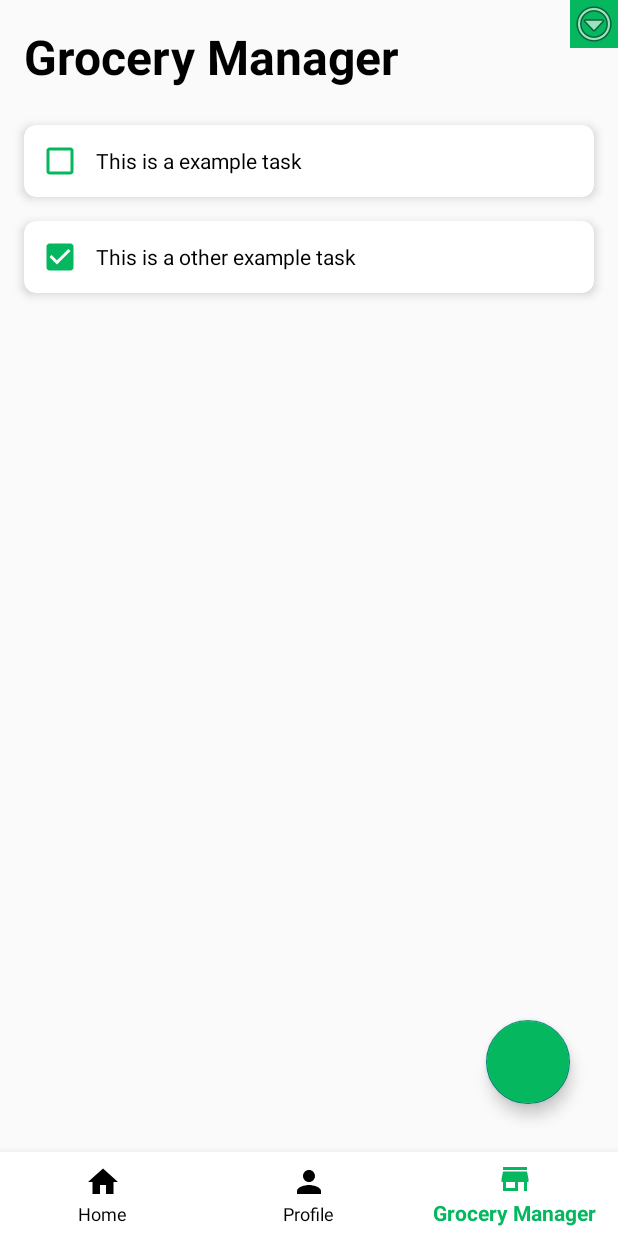
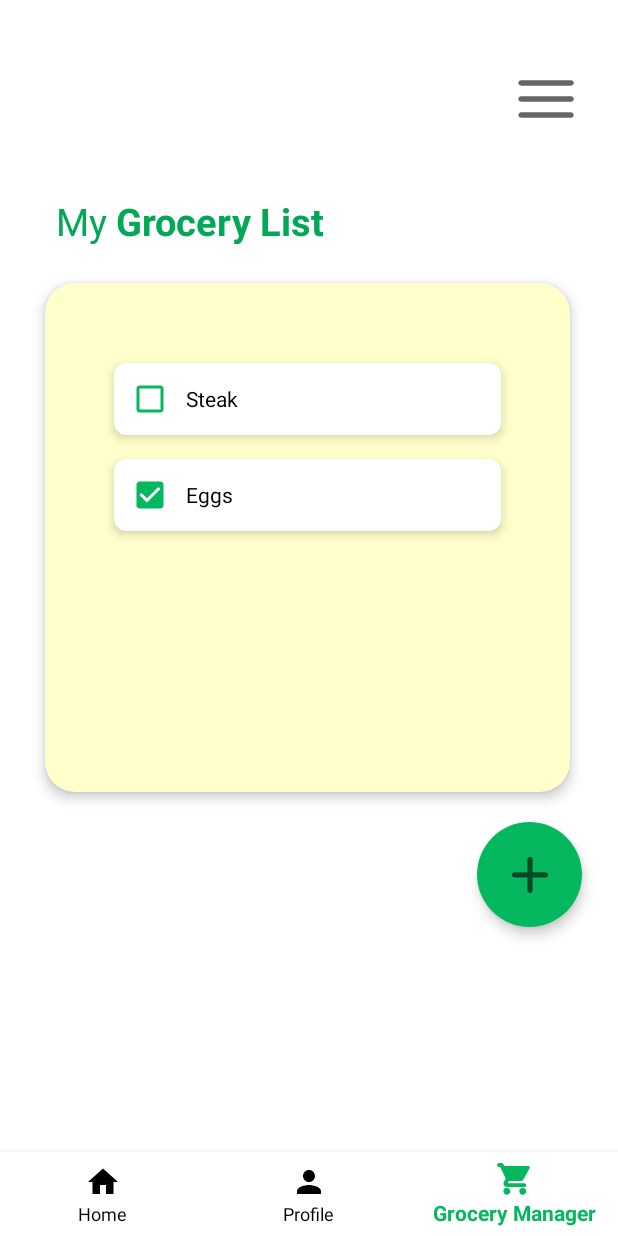
Before and after one commit to DEPatton/GroceryGuru, an Android app built with Jetpack Compose: the screen it shows after launch (MainActivity), item 3 of the bottom bar chosen, on a phone screen of 412 x 824 dp. Run offline under Robolectric (Android 15) with nearby library versions, the phone set to English and light mode, and no system bars; network calls fail.

```diff
--- a/app/src/main/java/com/example/groceryguru_derrick/Grocery.kt
+++ b/app/src/main/java/com/example/groceryguru_derrick/Grocery.kt
@@ -8,6 +8,7 @@ import android.view.View
 import android.view.ViewGroup
 import android.widget.CheckBox
 import androidx.fragment.app.Fragment
+import androidx.recyclerview.widget.ItemTouchHelper
 import androidx.recyclerview.widget.LinearLayoutManager
 import androidx.recyclerview.widget.RecyclerView
 
@@ -18,37 +19,44 @@ class Grocery : Fragment(), DialogCloseListener {
     var tasksAdapter: ToDoAdapter =ToDoAdapter(this)
     private val taskList = ArrayList<ToDoModel>()
 
+    override fun onCreateView(
+        inflater: LayoutInflater,
+        container: ViewGroup?,
+        savedInstanceState: Bundle?
+    ): View? {
 
-    override fun onCreateView(inflater: LayoutInflater, container: ViewGroup?, savedInstanceState: Bundle?): View? {
-        val view = inflater.inflate(R.layout.grocery_manager_layout, container, false)
+        return inflater.inflate(R.layout.grocery_manager_layout, container, false)
+    }
 
+    override fun onViewCreated(view: View, savedInstanceState: Bundle?) {
+        super.onViewCreated(view, savedInstanceState)
         tasksRecyclerView = view.findViewById(R.id.GroceryListRecyclerView)
-        tasksRecyclerView.layoutManager = LinearLayoutManager(MainActivity())
         tasksAdapter = ToDoAdapter(this)
         tasksRecyclerView.adapter = tasksAdapter
-
-
+        tasksRecyclerView.layoutManager = LinearLayoutManager(MainActivity())
+        ItemTouchHelper(itemTouchHelperCallback).attachToRecyclerView(tasksRecyclerView)
         /*this are the example task to check the
         */
         val task = ToDoModel()
-        task.task = "This is a example task"
+        task.task = "Steak"
         task.status = 0
         task.id = 1
         taskList.add(task)
         val othertask = ToDoModel()
-        othertask.task = "This is a other example task"
+        othertask.task = "Eggs"
         othertask.status = 1
         othertask.id = 2
         taskList.add(othertask)
         tasksAdapter.setTasks(taskList)
+    }
 
 
 
-        return view
+    fun addData(newModelData: ToDoModel, position: Int) {
+        taskList.add(position, newModelData)
+        tasksAdapter.notifyDataSetChanged()
     }
-
     override fun handleDialogClose(dialog : DialogInterface){
-        //Todo: get all the tasks from firebase
         val temp = AddNewTask.othertask
         taskList.add(temp)
         taskList.reverse()
@@ -56,9 +64,26 @@ class Grocery : Fragment(), DialogCloseListener {
         tasksAdapter.notifyDataSetChanged()
 
     }
+    private val itemTouchHelperCallback: ItemTouchHelper.SimpleCallback = object : ItemTouchHelper.SimpleCallback(0, ItemTouchHelper.LEFT or ItemTouchHelper.RIGHT) {
+        // Implement your desired behavior for item swiping or dragging
+        // Override the necessary methods within the callback object
+        // This is an anonymous object that extends ItemTouchHelper.SimpleCallback
+        override fun onMove(
+            recyclerView: RecyclerView,
+            viewHolder: RecyclerView.ViewHolder,
+            target: RecyclerView.ViewHolder
+        ): Boolean {
+            return false
+        }
+
+        override fun onSwiped(viewHolder: RecyclerView.ViewHolder, direction: Int) {
+            taskList.removeAt(viewHolder.adapterPosition)
+            tasksAdapter.notifyDataSetChanged()
+        }
+    }
 }
 class ToDoAdapter(private var activity: Grocery) : RecyclerView.Adapter<ToDoAdapter.ViewHolder>() {
-    private var todoList: List<ToDoModel>? = null
+    private var todoList: ArrayList<ToDoModel>? = null
     fun toDoAdapter(activity: Grocery) {
         this.activity = activity
     }
@@ -80,7 +105,7 @@ class ToDoAdapter(private var activity: Grocery) : RecyclerView.Adapter<ToDoAdap
     private fun toBoolean(n: Int?): Boolean {
         return n != 0
     }
-    fun setTasks(list :List<ToDoModel>){
+    fun setTasks(list :ArrayList<ToDoModel>){
         this.todoList = list
     }
     fun editItem(position: Int){
@@ -95,4 +120,5 @@ class ToDoAdapter(private var activity: Grocery) : RecyclerView.Adapter<ToDoAdap
     inner class ViewHolder(itemView: View) : RecyclerView.ViewHolder(itemView) {
         var task: CheckBox = itemView.findViewById(R.id.todoCheckBox)
     }
+
 }
--- a/app/src/main/java/com/example/groceryguru_derrick/MainActivity.kt
+++ b/app/src/main/java/com/example/groceryguru_derrick/MainActivity.kt
@@ -105,7 +105,7 @@ class MainActivity : AppCompatActivity() {
     fun onMenuClick(view:View)
     {
         // Referencing and Initializing the button
-        menuimagebutton = findViewById(R.id.clickBtn)
+        menuimagebutton = findViewById(R.id.menu)
 
         // Setting onClick behavior to the button
         menuimagebutton.setOnClickListener {
--- /dev/null
+++ b/app/src/main/res/drawable/add_40px.xml
@@ -0,0 +1,10 @@
+<vector xmlns:android="http://schemas.android.com/apk/res/android"
+    android:width="40dp"
+    android:height="40dp"
+    android:viewportWidth="960"
+    android:viewportHeight="960"
+    android:tint="?attr/colorControlNormal">
+    <path
+        android:fillColor="@android:color/white"
+        android:pathData="M479.88,769.33Q462.65,769.33 450.49,757.08Q438.33,744.83 438.33,727L438.33,521.33L232,521.33Q214.82,521.33 202.57,508.93Q190.33,496.52 190.33,479.09Q190.33,461.67 202.57,449.5Q214.82,437.33 232,437.33L438.33,437.33L438.33,231Q438.33,213.82 450.61,201.58Q462.88,189.33 480.11,189.33Q497.33,189.33 509.83,201.58Q522.33,213.82 522.33,231L522.33,437.33L728,437.33Q745.47,437.33 757.9,449.62Q770.33,461.9 770.33,479.33Q770.33,496.75 757.9,509.04Q745.47,521.33 728,521.33L522.33,521.33L522.33,727Q522.33,744.83 509.87,757.08Q497.4,769.33 479.88,769.33Z"/>
+</vector>
--- /dev/null
+++ b/app/src/main/res/drawable/circular_button.xml
@@ -0,0 +1,5 @@
+<?xml version="1.0" encoding="utf-8"?>
+<shape xmlns:android="http://schemas.android.com/apk/res/android" >
+    <solid android:color="@color/green"/>
+    <corners android:radius="50dp" />
+</shape>
--- /dev/null
+++ b/app/src/main/res/drawable/location_on_24px.xml
@@ -0,0 +1,10 @@
+<vector xmlns:android="http://schemas.android.com/apk/res/android"
+    android:width="24dp"
+    android:height="24dp"
+    android:viewportWidth="960"
+    android:viewportHeight="960"
+    android:tint="?attr/colorControlNormal">
+    <path
+        android:fillColor="@android:color/white"
+        android:pathData="M480,493Q518.36,493 545.68,465.68Q573,438.36 573,400Q573,361.64 545.68,334.32Q518.36,307 480,307Q441.64,307 414.32,334.32Q387,361.64 387,400Q387,438.36 414.32,465.68Q441.64,493 480,493ZM480,756Q596,649 651.5,562.18Q707,475.37 707,408Q707,304.71 641.27,238.86Q575.53,173 480,173Q384.47,173 318.73,238.8Q253,304.59 253,407.78Q253,475 308.5,562Q364,649 480,756ZM479.75,876Q469,876 458.5,872.5Q448,869 440,862Q293,731 220,618Q147,505 147,408Q147,252.05 247.39,159.53Q347.77,67 479.89,67Q612,67 712.5,159.53Q813,252.05 813,408Q813,505 740,618Q667,731 520,862Q512,869 501.25,872.5Q490.5,876 479.75,876ZM480,408Q480,408 480,408Q480,408 480,408Q480,408 480,408Q480,408 480,408Q480,408 480,408Q480,408 480,408Q480,408 480,408Q480,408 480,408Z"/>
+</vector>
--- /dev/null
+++ b/app/src/main/res/drawable/menu_48px.xml
@@ -0,0 +1,10 @@
+<vector xmlns:android="http://schemas.android.com/apk/res/android"
+    android:width="48dp"
+    android:height="48dp"
+    android:viewportWidth="960"
+    android:viewportHeight="960"
+    android:tint="?attr/colorControlNormal">
+    <path
+        android:fillColor="@android:color/black"
+        android:pathData="M148,731Q132.25,731 121.63,720.14Q111,709.28 111,694.14Q111,679 121.63,668.5Q132.25,658 148,658L814,658Q828.78,658 839.39,668.67Q850,679.35 850,694.49Q850,709.63 839.39,720.32Q828.78,731 814,731L148,731ZM148,516Q132.25,516 121.63,505.14Q111,494.28 111,479.14Q111,464 121.63,453.5Q132.25,443 148,443L814,443Q828.78,443 839.39,453.67Q850,464.35 850,479.49Q850,494.63 839.39,505.32Q828.78,516 814,516L148,516ZM148,302Q132.25,302 121.63,291.14Q111,280.28 111,265.14Q111,250 121.63,239.5Q132.25,229 148,229L814,229Q828.78,229 839.39,239.67Q850,250.35 850,265.49Q850,280.63 839.39,291.32Q828.78,302 814,302L148,302Z"/>
+</vector>
--- /dev/null
+++ b/app/src/main/res/drawable/shopping_cart_24px.xml
@@ -0,0 +1,10 @@
+<vector xmlns:android="http://schemas.android.com/apk/res/android"
+    android:width="24dp"
+    android:height="24dp"
+    android:viewportWidth="960"
+    android:viewportHeight="960"
+    android:tint="?attr/colorControlNormal">
+    <path
+        android:fillColor="@android:color/white"
+        android:pathData="M261.96,900Q224,900 197,872.96Q170,845.93 170,807.96Q170,770 197.04,743Q224.07,716 262.04,716Q300,716 327,743.04Q354,770.07 354,808.04Q354,846 326.96,873Q299.93,900 261.96,900ZM685.97,900Q648,900 621,872.96Q594,845.93 594,807.96Q594,770 621.03,743Q648.07,716 686.03,716Q724,716 751,743.04Q778,770.07 778,808.04Q778,846 750.97,873Q723.93,900 685.97,900ZM262,696Q209,696 183.5,649.5Q158,603 182,558L232,464L88,158L54,158Q32,158 17,142.5Q2,127 2,105Q2,83 17.5,67.5Q33,52 55,52L121,52Q136,52 148.5,60Q161,68 168,82L192,132L836,132Q862,132 871,153Q880,174 870,194L708,484Q696,507 674.64,520.5Q653.29,534 626,534L316,534L284,590Q284,590 284,590Q284,590 284,590L728,590Q750,590 765,605.5Q780,621 780,643Q780,665 764.5,680.5Q749,696 727,696L262,696Z"/>
+</vector>
--- a/app/src/main/res/layout/grocery_manager_layout.xml
+++ b/app/src/main/res/layout/grocery_manager_layout.xml
@@ -1,62 +1,67 @@
 <?xml version="1.0" encoding="utf-8"?>
 <RelativeLayout xmlns:android="http://schemas.android.com/apk/res/android"
+    xmlns:app="http://schemas.android.com/apk/res-auto"
     android:layout_width="match_parent"
     android:layout_height="match_parent"
-    xmlns:app="http://schemas.android.com/apk/res-auto">
+    android:background="@color/white">
 
     <TextView
-        android:id="@+id/GroceryList"
+        android:id="@+id/GroceryListText"
         android:layout_width="wrap_content"
         android:layout_height="wrap_content"
-        android:textStyle="bold"
-        android:text="@string/GroceryListName"
-        android:textColor="@android:color/black"
-        android:layout_marginStart="16dp"
-        android:layout_marginBottom="16dp"
-        android:layout_marginTop="16dp"
-        android:textSize="32sp"/>
+        android:layout_marginStart="37dp"
+        android:layout_marginTop="130dp"
+        android:layout_marginBottom="10dp"
+        android:fontFamily="sans-serif"
+        android:text="@string/GroceryList"
+        android:textColor="@color/fourth_green"
+        android:textSize="25sp" />
+
+
+    <androidx.cardview.widget.CardView
+        android:id="@+id/grocery_card"
+        android:layout_width="350dp"
+        android:layout_height="wrap_content"
+        android:layout_below="@id/GroceryListText"
+        android:layout_marginStart="30dp"
+        android:layout_marginEnd="20dp"
+        android:layout_marginTop="14dp"
+        app:cardCornerRadius="20dp"
+        app:cardElevation="5dp"
+        app:cardBackgroundColor="@color/yellow">
 
     <androidx.recyclerview.widget.RecyclerView
         android:id="@+id/GroceryListRecyclerView"
         android:layout_width="match_parent"
-        android:layout_height="394dp"
-        android:layout_below="@id/GroceryList"
+        android:layout_height="339dp"
         android:nestedScrollingEnabled="true"
+        android:paddingLeft="30dp"
+        android:paddingTop="45dp"
+        android:paddingRight="30dp"
         app:layoutManager="androidx.recyclerview.widget.LinearLayoutManager" />
 
-    <com.google.android.material.floatingactionbutton.FloatingActionButton
+    </androidx.cardview.widget.CardView>
+    <ImageButton
         android:id="@+id/GroceryActionButton"
+        android:layout_width="70dp"
+        android:layout_height="70dp"
+        android:layout_below="@id/grocery_card"
+        android:layout_alignParentEnd="true"
+        android:layout_marginTop="20dp"
+        android:layout_marginEnd="24dp"
+        android:background="@drawable/circular_button"
+        android:elevation="5dp"
         android:onClick="onAddButtonClick"
+        android:src="@drawable/add_40px" />
+    <ImageButton
+        android:id="@+id/menu"
         android:layout_width="wrap_content"
         android:layout_height="wrap_content"
+        android:layout_alignParentTop="true"
         android:layout_alignParentEnd="true"
-        android:layout_alignParentBottom="true"
-        android:layout_marginStart="32dp"
-        android:layout_marginTop="32dp"
-        android:layout_marginEnd="32dp"
-        android:layout_marginBottom="32dp"
-        android:backgroundTint="@color/green"
-        android:minHeight="65dp"
-        android:minWidth="65dp"
-        />
-
-
-    <ImageButton
-        android:id="@+id/clickBtn"
-        android:layout_width="wrap_content"
-        android:layout_height="wrap_content"
-        android:layout_alignParentEnd="true"
-        android:layout_marginEnd="0dp"
-        android:background="@color/green"
+        android:layout_marginTop="42dp"
+        android:layout_marginEnd="24dp"
+        android:background="@android:color/transparent"
         android:onClick="onMenuClick"
-        android:src="@android:drawable/ic_menu_more"
-        android:textColor="#ffffff"
-        app:layout_constraintBottom_toBottomOf="parent"
-        app:layout_constraintHorizontal_bias="0.957"
-        app:layout_constraintLeft_toLeftOf="parent"
-        app:layout_constraintRight_toRightOf="parent"
-        app:layout_constraintTop_toTopOf="parent"
-        app:layout_constraintVertical_bias="0.044" />
-
-
+        android:src="@drawable/menu_48px" />
 </RelativeLayout>
--- a/app/src/main/res/menu/bottom_nav.xml
+++ b/app/src/main/res/menu/bottom_nav.xml
@@ -10,7 +10,7 @@
         android:id= "@+id/navigation_profile"/>
 
     <item android:title="@string/GroceryListName"
-        android:icon="@drawable/baseline_store_24"
+        android:icon="@drawable/shopping_cart_24px"
         android:id="@+id/navigation_grocery"/>
 
 
--- a/app/src/main/res/values/colors.xml
+++ b/app/src/main/res/values/colors.xml
@@ -13,4 +13,5 @@
     <color name="third_green">#35DC51</color>
     <color name="fourth_green">#02A855</color>
     <color name="dark_grey">#707070</color>
+    <color name="yellow">#FFFFCC</color>
 </resources>
--- a/app/src/main/res/values/strings.xml
+++ b/app/src/main/res/values/strings.xml
@@ -28,4 +28,10 @@
     <string name="ingredients">Ingredients</string>
     <string name="example_appwidget_description" />
     <string name="element_text" />
+    <string name="GroceryList">My <b>Grocery List</b></string>
+    <string name="manage_account"><b>Manage Account</b></string>
+    <string name="my_recipe"><b>My Recipes</b></string>
+    <string name="favorites"><b>Favorites</b></string>
+    <string name="Saved"><b>Saved</b></string>
+    <string name="settings"><b>Settings</b></string>
 </resources>
```
